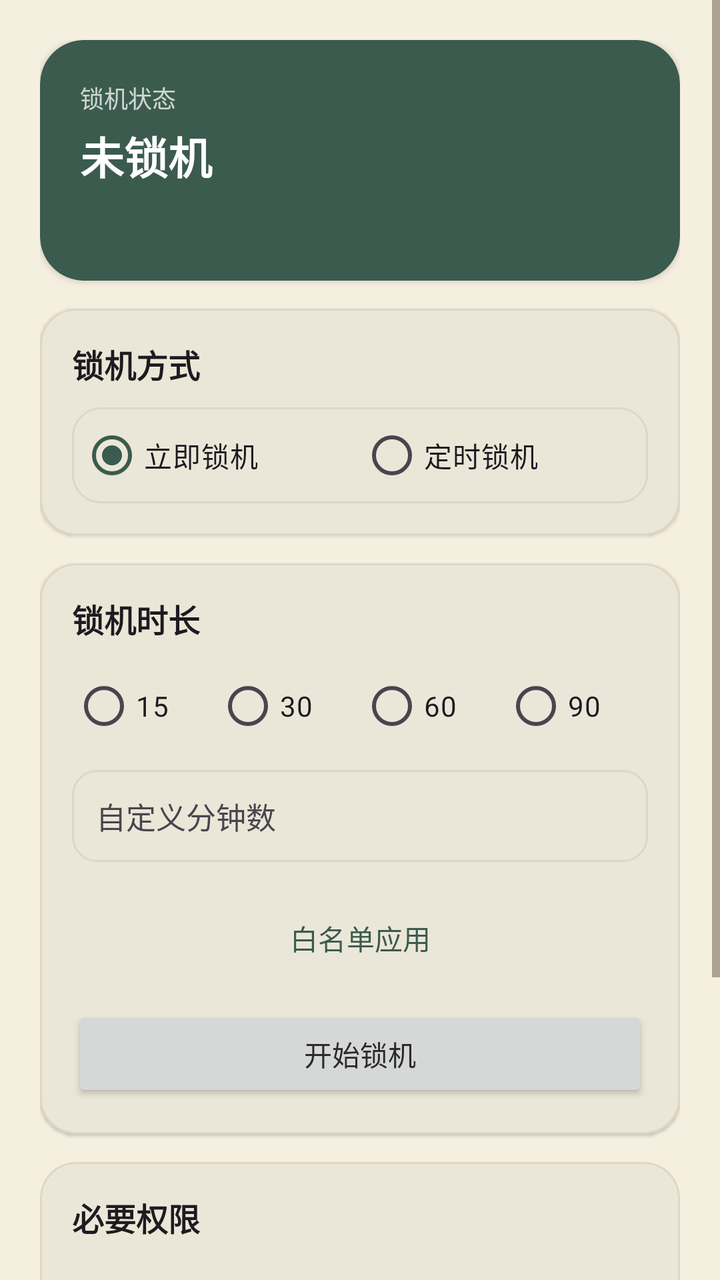
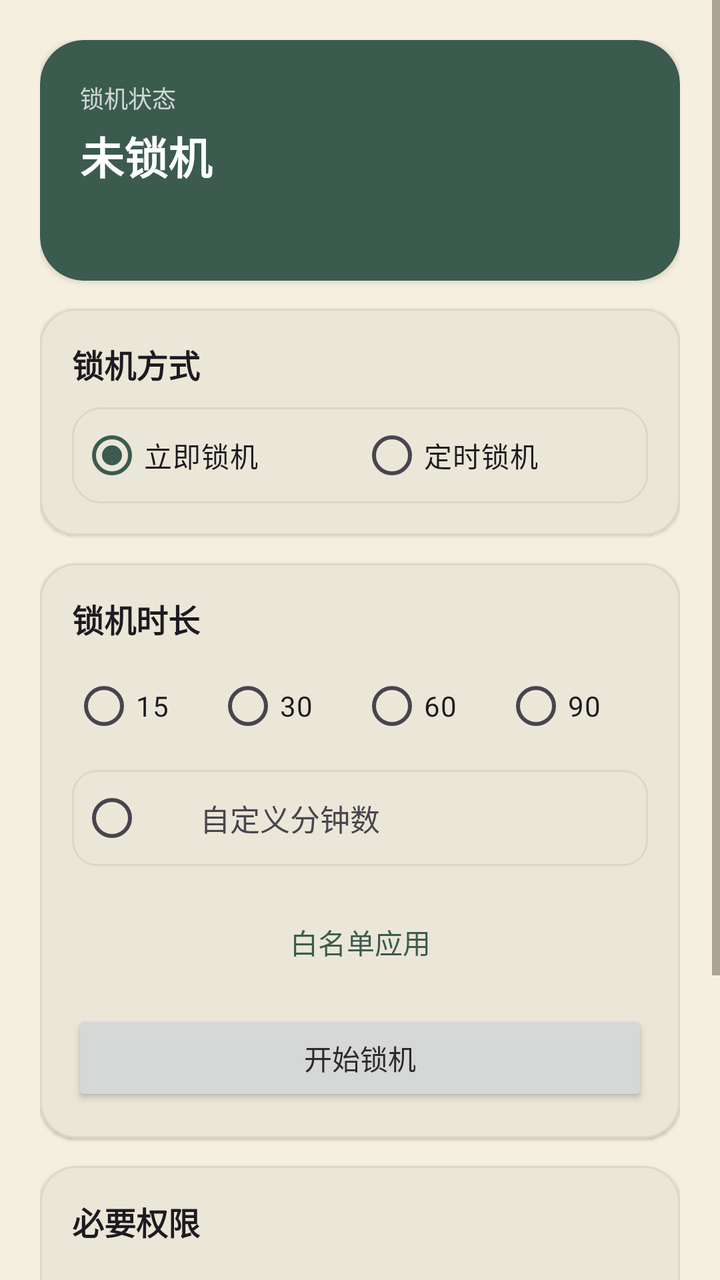

Screens rendered from an Android XML layout before and after an edit, with the pre-edit source and the edit as a unified diff.
<!-- AndroidManifest.xml: application theme Theme.PomodoroFocus -->
<!-- res/layout/fragment_lock.xml -->
<?xml version="1.0" encoding="utf-8"?>
<ScrollView xmlns:android="http://schemas.android.com/apk/res/android"
    xmlns:app="http://schemas.android.com/apk/res-auto"
    android:layout_width="match_parent"
    android:layout_height="match_parent"
    android:fillViewport="true">

    <LinearLayout
        android:layout_width="match_parent"
        android:layout_height="wrap_content"
        android:orientation="vertical"
        android:paddingHorizontal="20dp"
        android:paddingTop="20dp"
        android:paddingBottom="28dp">

        
        <com.google.android.material.card.MaterialCardView
            android:layout_width="match_parent"
            android:layout_height="wrap_content"
            app:cardBackgroundColor="?attr/colorBrandSurface"
            app:cardCornerRadius="22dp"
            app:cardElevation="2dp"
            app:strokeWidth="0dp">

            <LinearLayout
                android:layout_width="match_parent"
                android:layout_height="wrap_content"
                android:orientation="vertical"
                android:paddingHorizontal="20dp"
                android:paddingVertical="20dp">

                <TextView
                    android:layout_width="wrap_content"
                    android:layout_height="wrap_content"
                    android:alpha="0.75"
                    android:text="@string/lock_status_label"
                    android:textColor="@color/on_primary"
                    android:textSize="12sp" />

                <TextView
                    android:id="@+id/lockStatusText"
                    android:layout_width="match_parent"
                    android:layout_height="wrap_content"
                    android:layout_marginTop="4dp"
                    android:text="@string/lock_not_running"
                    android:textColor="@color/on_primary"
                    android:textSize="22sp"
                    android:textStyle="bold" />

                <TextView
                    android:id="@+id/lockRemainingText"
                    android:layout_width="match_parent"
                    android:layout_height="wrap_content"
                    android:layout_marginTop="10dp"
                    android:textColor="@color/calendar_gold_light"
                    android:textSize="34sp"
                    android:textStyle="bold"
                    android:visibility="gone" />

                <TextView
                    android:id="@+id/lockEndText"
                    android:layout_width="match_parent"
                    android:layout_height="wrap_content"
                    android:layout_marginTop="4dp"
                    android:alpha="0.75"
                    android:textColor="@color/on_primary"
                    android:textSize="13sp"
                    android:visibility="gone" />

                <TextView
                    android:id="@+id/exitQuotaHintText"
                    android:layout_width="match_parent"
                    android:layout_height="wrap_content"
                    android:layout_marginTop="10dp"
                    android:alpha="0.65"
                    android:textColor="@color/on_primary"
                    android:textSize="12sp" />
            </LinearLayout>
        </com.google.android.material.card.MaterialCardView>

        
        <com.google.android.material.card.MaterialCardView
            android:layout_width="match_parent"
            android:layout_height="wrap_content"
            android:layout_marginTop="14dp"
            app:cardBackgroundColor="?attr/colorSurface"
            app:cardCornerRadius="18dp"
            app:cardElevation="1dp"
            app:strokeColor="?attr/colorOutline"
            app:strokeWidth="1dp">

            <LinearLayout
                android:layout_width="match_parent"
                android:layout_height="wrap_content"
                android:orientation="vertical"
                android:padding="16dp">

                <TextView
                    android:layout_width="wrap_content"
                    android:layout_height="wrap_content"
                    android:text="@string/lock_mode_label"
                    android:textColor="?attr/colorOnSurface"
                    android:textSize="16sp"
                    android:textStyle="bold" />

                <RadioGroup
                    android:id="@+id/lockModeRadioGroup"
                    android:layout_width="match_parent"
                    android:layout_height="wrap_content"
                    android:layout_marginTop="10dp"
                    android:background="@drawable/bg_option_row"
                    android:orientation="horizontal"
                    android:paddingHorizontal="4dp">

                    <RadioButton
                        android:id="@+id/modeImmediate"
                        android:layout_width="0dp"
                        android:layout_height="wrap_content"
                        android:layout_weight="1"
                        android:checked="true"
                        android:gravity="center_vertical"
                        android:text="@string/lock_mode_immediate"
                        android:textColor="?attr/colorOnSurface"
                        android:textSize="14sp" />

                    <RadioButton
                        android:id="@+id/modeScheduled"
                        android:layout_width="0dp"
                        android:layout_height="wrap_content"
                        android:layout_weight="1"
                        android:gravity="center_vertical"
                        android:text="@string/lock_mode_scheduled"
                        android:textColor="?attr/colorOnSurface"
                        android:textSize="14sp" />
                </RadioGroup>
            </LinearLayout>
        </com.google.android.material.card.MaterialCardView>

        
        <com.google.android.material.card.MaterialCardView
            android:id="@+id/immediateSection"
            android:layout_width="match_parent"
            android:layout_height="wrap_content"
            android:layout_marginTop="14dp"
            app:cardBackgroundColor="?attr/colorSurface"
            app:cardCornerRadius="18dp"
            app:cardElevation="1dp"
            app:strokeColor="?attr/colorOutline"
            app:strokeWidth="1dp">

            <LinearLayout
                android:layout_width="match_parent"
                android:layout_height="wrap_content"
                android:orientation="vertical"
                android:padding="16dp">

                <TextView
                    android:layout_width="wrap_content"
                    android:layout_height="wrap_content"
                    android:text="@string/lock_duration"
                    android:textColor="?attr/colorOnSurface"
                    android:textSize="16sp"
                    android:textStyle="bold" />

                <RadioGroup
                    android:id="@+id/durationRadioGroup"
                    android:layout_width="match_parent"
                    android:layout_height="wrap_content"
                    android:layout_marginTop="8dp"
                    android:orientation="horizontal">

                    <RadioButton
                        android:id="@+id/duration15"
                        android:layout_width="0dp"
                        android:layout_height="wrap_content"
                        android:layout_weight="1"
                        android:text="@string/duration_15"
                        android:textColor="?attr/colorOnSurface"
                        android:textSize="14sp" />

                    <RadioButton
                        android:id="@+id/duration30"
                        android:layout_width="0dp"
                        android:layout_height="wrap_content"
                        android:layout_weight="1"
                        android:text="@string/duration_30"
                        android:textColor="?attr/colorOnSurface"
                        android:textSize="14sp" />

                    <RadioButton
                        android:id="@+id/duration60"
                        android:layout_width="0dp"
                        android:layout_height="wrap_content"
                        android:layout_weight="1"
                        android:text="@string/duration_60"
                        android:textColor="?attr/colorOnSurface"
                        android:textSize="14sp" />

                    <RadioButton
                        android:id="@+id/duration90"
                        android:layout_width="0dp"
                        android:layout_height="wrap_content"
                        android:layout_weight="1"
                        android:text="@string/duration_90"
                        android:textColor="?attr/colorOnSurface"
                        android:textSize="14sp" />
                </RadioGroup>

                <EditText
                    android:id="@+id/customDurationInput"
                    android:layout_width="match_parent"
                    android:layout_height="wrap_content"
                    android:layout_marginTop="8dp"
                    android:autofillHints=""
                    android:background="@drawable/bg_quote_input"
                    android:hint="@string/custom_minutes_hint"
                    android:importantForAutofill="no"
                    android:inputType="number"
                    android:maxLength="3"
                    android:maxLines="1"
                    android:textColor="?attr/colorOnSurface"
                    android:textColorHint="?attr/colorOnSurfaceVariant" />

                <Button
                    android:id="@+id/whitelistButton"
                    style="@style/Widget.Material3.Button.OutlinedButton"
                    android:layout_width="match_parent"
                    android:layout_height="wrap_content"
                    android:layout_marginTop="14dp"
                    android:minWidth="0dp"
                    android:text="@string/whitelist_apps"
                    android:textColor="?attr/colorBrandContent"
                    app:icon="@android:drawable/ic_menu_manage"
                    app:iconTint="?attr/colorBrandContent"
                    app:strokeColor="?attr/colorOutline" />

                <Button
                    android:id="@+id/startStopButton"
                    android:layout_width="match_parent"
                    android:layout_height="wrap_content"
                    android:layout_marginTop="10dp"
                    android:minWidth="0dp"
                    android:text="@string/start_lock_machine" />
            </LinearLayout>
        </com.google.android.material.card.MaterialCardView>

        
        <com.google.android.material.card.MaterialCardView
            android:id="@+id/scheduledSection"
            android:layout_width="match_parent"
            android:layout_height="wrap_content"
            android:layout_marginTop="14dp"
            android:visibility="gone"
            app:cardBackgroundColor="?attr/colorSurface"
            app:cardCornerRadius="18dp"
            app:cardElevation="1dp"
            app:strokeColor="?attr/colorOutline"
            app:strokeWidth="1dp">

            <LinearLayout
                android:layout_width="match_parent"
                android:layout_height="wrap_content"
                android:orientation="vertical"
                android:padding="16dp">

                <TextView
                    android:layout_width="wrap_content"
                    android:layout_height="wrap_content"
                    android:text="@string/scheduled_slots_label"
                    android:textColor="?attr/colorOnSurface"
                    android:textSize="16sp"
                    android:textStyle="bold" />

                <TextView
                    android:id="@+id/scheduledInfoText"
                    android:layout_width="match_parent"
                    android:layout_height="wrap_content"
                    android:layout_marginTop="6dp"
                    android:text="@string/no_schedule"
                    android:textColor="?attr/colorOnSurfaceVariant"
                    android:textSize="13sp" />

                <TextView
                    android:id="@+id/scheduledNextText"
                    android:layout_width="wrap_content"
                    android:layout_height="wrap_content"
                    android:layout_marginTop="8dp"
                    android:background="@drawable/bg_value_chip"
                    android:paddingHorizontal="10dp"
                    android:paddingVertical="5dp"
                    android:textColor="?attr/colorBrandContent"
                    android:textSize="12sp"
                    android:textStyle="bold"
                    android:visibility="gone" />

                <LinearLayout
                    android:id="@+id/slotContainer"
                    android:layout_width="match_parent"
                    android:layout_height="wrap_content"
                    android:layout_marginTop="6dp"
                    android:orientation="vertical" />

                <TextView
                    android:id="@+id/emptySlotsText"
                    android:layout_width="match_parent"
                    android:layout_height="wrap_content"
                    android:layout_marginTop="10dp"
                    android:text="@string/slot_empty_hint"
                    android:textColor="?attr/colorOnSurfaceVariant"
                    android:textSize="13sp" />

                <TextView
                    android:id="@+id/slotHintText"
                    android:layout_width="match_parent"
                    android:layout_height="wrap_content"
                    android:layout_marginTop="8dp"
                    android:lineSpacingExtra="2dp"
                    android:text="@string/slot_hint"
                    android:textColor="?attr/colorOnSurfaceVariant"
                    android:textSize="12sp"
                    android:visibility="gone" />

                <TextView
                    android:id="@+id/unsavedHintText"
                    android:layout_width="match_parent"
                    android:layout_height="wrap_content"
                    android:layout_marginTop="8dp"
                    android:text="@string/slot_unsaved_hint"
                    android:textColor="@color/warning_orange"
                    android:textSize="12sp"
                    android:textStyle="bold"
                    android:visibility="gone" />

                <Button
                    android:id="@+id/addSlotButton"
                    style="@style/Widget.Material3.Button.OutlinedButton"
                    android:layout_width="match_parent"
                    android:layout_height="wrap_content"
                    android:layout_marginTop="12dp"
                    android:minWidth="0dp"
                    android:text="@string/add_slot"
                    android:textColor="?attr/colorBrandContent"
                    app:icon="@android:drawable/ic_input_add"
                    app:iconTint="?attr/colorBrandContent"
                    app:strokeColor="?attr/colorOutline" />

                <LinearLayout
                    android:layout_width="match_parent"
                    android:layout_height="wrap_content"
                    android:layout_marginTop="10dp"
                    android:orientation="horizontal">

                    <Button
                        android:id="@+id/saveScheduleButton"
                        android:layout_width="0dp"
                        android:layout_height="wrap_content"
                        android:layout_weight="1"
                        android:minWidth="0dp"
                        android:text="@string/save_schedule" />

                    <Button
                        android:id="@+id/cancelScheduleButton"
                        style="@style/Widget.Material3.Button.OutlinedButton"
                        android:layout_width="0dp"
                        android:layout_height="wrap_content"
                        android:layout_marginStart="8dp"
                        android:layout_weight="1"
                        android:minWidth="0dp"
                        android:text="@string/cancel_schedule"
                        android:textColor="?attr/colorBrandContent"
                        app:strokeColor="?attr/colorOutline" />
                </LinearLayout>
            </LinearLayout>
        </com.google.android.material.card.MaterialCardView>

        
        <com.google.android.material.card.MaterialCardView
            android:layout_width="match_parent"
            android:layout_height="wrap_content"
            android:layout_marginTop="14dp"
            app:cardBackgroundColor="?attr/colorSurface"
            app:cardCornerRadius="18dp"
            app:cardElevation="1dp"
            app:strokeColor="?attr/colorOutline"
            app:strokeWidth="1dp">

            <LinearLayout
                android:layout_width="match_parent"
                android:layout_height="wrap_content"
                android:orientation="vertical"
                android:padding="16dp">

                <TextView
                    android:layout_width="wrap_content"
                    android:layout_height="wrap_content"
                    android:text="@string/lock_permissions_title"
                    android:textColor="?attr/colorOnSurface"
                    android:textSize="16sp"
                    android:textStyle="bold" />

                <LinearLayout
                    android:layout_width="match_parent"
                    android:layout_height="wrap_content"
                    android:layout_marginTop="12dp"
                    android:orientation="horizontal">

                    <Button
                        android:id="@+id/overlayPermissionButton"
                        style="@style/Widget.Material3.Button.OutlinedButton"
                        android:layout_width="0dp"
                        android:layout_height="wrap_content"
                        android:layout_weight="1"
                        android:minWidth="0dp"
                        android:paddingStart="4dp"
                        android:paddingEnd="4dp"
                        android:text="@string/permission_overlay_short"
                        android:textColor="?attr/colorBrandContent"
                        android:textSize="12sp"
                        app:strokeColor="?attr/colorOutline" />

                    <Button
                        android:id="@+id/accessibilityPermissionButton"
                        style="@style/Widget.Material3.Button.OutlinedButton"
                        android:layout_width="0dp"
                        android:layout_height="wrap_content"
                        android:layout_marginStart="8dp"
                        android:layout_weight="1"
                        android:minWidth="0dp"
                        android:paddingStart="4dp"
                        android:paddingEnd="4dp"
                        android:text="@string/permission_accessibility_short"
                        android:textColor="?attr/colorBrandContent"
                        android:textSize="12sp"
                        app:strokeColor="?attr/colorOutline" />

                    <Button
                        android:id="@+id/usagePermissionButton"
                        style="@style/Widget.Material3.Button.OutlinedButton"
                        android:layout_width="0dp"
                        android:layout_height="wrap_content"
                        android:layout_marginStart="8dp"
                        android:layout_weight="1"
                        android:minWidth="0dp"
                        android:paddingStart="4dp"
                        android:paddingEnd="4dp"
                        android:text="@string/permission_usage_short"
                        android:textColor="?attr/colorBrandContent"
                        android:textSize="12sp"
                        app:strokeColor="?attr/colorOutline" />
                </LinearLayout>

                <TextView
                    android:id="@+id/foregroundSourceText"
                    android:layout_width="match_parent"
                    android:layout_height="wrap_content"
                    android:layout_marginTop="10dp"
                    android:textColor="?attr/colorOnSurfaceVariant"
                    android:textSize="12sp" />

                <TextView
                    android:layout_width="match_parent"
                    android:layout_height="wrap_content"
                    android:layout_marginTop="12dp"
                    android:lineSpacingExtra="2dp"
                    android:text="@string/lock_page_notice"
                    android:textColor="?attr/colorOnSurfaceVariant"
                    android:textSize="12sp" />
            </LinearLayout>
        </com.google.android.material.card.MaterialCardView>
    </LinearLayout>
</ScrollView>
<!-- resources referenced by this layout -->
<resources>
  <color name="calendar_gold_light">#E8D5A3</color>
  <color name="on_primary">#FFFFFF</color>
  <color name="warning_orange">#D84315</color>
  <!-- drawable bg_option_row (drawable) -->
  <?xml version="1.0" encoding="utf-8"?>
  <shape xmlns:android="http://schemas.android.com/apk/res/android"
      android:shape="rectangle">
      <solid android:color="@android:color/transparent" />
      <corners android:radius="14dp" />
      <stroke
          android:width="1dp"
          android:color="?attr/colorOutline" />
  </shape>
  <!-- drawable bg_value_chip (drawable) -->
  <?xml version="1.0" encoding="utf-8"?>
  <shape xmlns:android="http://schemas.android.com/apk/res/android"
      android:shape="rectangle">
      <solid
          android:alpha="0.14"
          android:color="?attr/colorBrandAccent" />
      <corners android:radius="10dp" />
  </shape>
  <string name="add_slot">＋ 添加时段</string>
  <string name="cancel_schedule">取消定时</string>
  <string name="custom_minutes_hint">自定义分钟数</string>
  <string name="duration_15">15</string>
  <string name="duration_30">30</string>
  <string name="duration_60">60</string>
  <string name="duration_90">90</string>
  <string name="lock_duration">锁机时长</string>
  <string name="lock_mode_immediate">立即锁机</string>
  <string name="lock_mode_label">锁机方式</string>
  <string name="lock_mode_scheduled">定时锁机</string>
  <string name="lock_not_running">未锁机</string>
  <string name="lock_page_notice">锁机需要悬浮窗和无障碍权限。开启后，除白名单应用外，切到其他应用或桌面都会显示锁机覆盖层；长按覆盖层上的退出按钮可结束锁机。部分手机还需在系统设置里允许本应用自启动和后台运行。</string>
  <string name="lock_permissions_title">必要权限</string>
  <string name="lock_status_label">锁机状态</string>
  <string name="no_schedule">未设置定时锁机</string>
  <string name="permission_accessibility_short">无障碍</string>
  <string name="permission_overlay_short">悬浮窗</string>
  <string name="permission_usage_short">使用记录</string>
  <string name="save_schedule">保存定时锁机</string>
  <string name="scheduled_slots_label">定时时段</string>
  <string name="slot_empty_hint">还没有锁机时段，点下面的「添加时段」开始设置</string>
  <string name="slot_hint">点时段可改时间，右侧 ✕ 删除。结束时间早于开始时间即为跨日（如 23:00 → 次日 07:00）。</string>
  <string name="slot_unsaved_hint">有未保存的修改</string>
  <string name="start_lock_machine">开始锁机</string>
  <string name="whitelist_apps">白名单应用</string>
  <style name="Theme.PomodoroFocus" parent="Theme.Xian.Qinglv" />
  <color name="theme_qinglv_primary">#3B5B4E</color>
  <color name="theme_qinglv_primary_variant">#2A4238</color>
  <color name="theme_qinglv_primary_content">#3B5B4E</color>
  <color name="theme_qinglv_accent">#C9A961</color>
  <color name="theme_qinglv_surface">#F5EFE0</color>
  <style name="Widget.Xian.EditText" parent="Widget.AppCompat.EditText">
          <item name="android:background">@drawable/bg_edittext</item>
          <item name="android:padding">12dp</item>
          <item name="android:textColor">@color/ink_text</item>
          <item name="android:textSize">15sp</item>
      </style>
  <color name="divider">#E0D6C2</color>
  <color name="ink_text">#2B2B2B</color>
  <style name="ShapeAppearance.Xian.Medium" parent="ShapeAppearance.Material3.Corner.ExtraLarge">
          <item name="cornerSize">18dp</item>
      </style>
  <style name="Animation.Xian.Dialog" parent="@android:style/Animation.Dialog">
          <item name="android:windowEnterAnimation">@anim/dialog_enter</item>
          <item name="android:windowExitAnimation">@anim/dialog_exit</item>
      </style>
  <style name="Widget.Xian.Button.Text" parent="Widget.Material3.Button.TextButton">
          <item name="cornerRadius">14dp</item>
          <item name="android:textColor">?attr/colorBrandContent</item>
          <item name="android:textSize">15sp</item>
      </style>
  <color name="card_background">#FFFFFF</color>
  <color name="nav_divider">#D8CDB8</color>
</resources>

<!-- the commit's change to res/layout/fragment_lock.xml (unified diff, before → after) -->
@@ -206,20 +206,37 @@
                         android:textSize="14sp" />
                 </RadioGroup>
 
-                <EditText
-                    android:id="@+id/customDurationInput"
+                <LinearLayout
                     android:layout_width="match_parent"
                     android:layout_height="wrap_content"
                     android:layout_marginTop="8dp"
-                    android:autofillHints=""
                     android:background="@drawable/bg_quote_input"
-                    android:hint="@string/custom_minutes_hint"
-                    android:importantForAutofill="no"
-                    android:inputType="number"
-                    android:maxLength="3"
-                    android:maxLines="1"
-                    android:textColor="?attr/colorOnSurface"
-                    android:textColorHint="?attr/colorOnSurfaceVariant" />
+                    android:gravity="center_vertical"
+                    android:orientation="horizontal"
+                    android:paddingStart="4dp"
+                    android:paddingEnd="16dp">
+
+                    <RadioButton
+                        android:id="@+id/durationCustom"
+                        android:layout_width="wrap_content"
+                        android:layout_height="wrap_content"
+                        android:textColor="?attr/colorOnSurface" />
+
+                    <EditText
+                        android:id="@+id/customDurationInput"
+                        android:layout_width="0dp"
+                        android:layout_height="wrap_content"
+                        android:layout_weight="1"
+                        android:autofillHints=""
+                        android:background="@null"
+                        android:hint="@string/custom_minutes_hint"
+                        android:importantForAutofill="no"
+                        android:inputType="number"
+                        android:maxLength="3"
+                        android:maxLines="1"
+                        android:textColor="?attr/colorOnSurface"
+                        android:textColorHint="?attr/colorOnSurfaceVariant" />
+                </LinearLayout>
 
                 <Button
                     android:id="@+id/whitelistButton"
